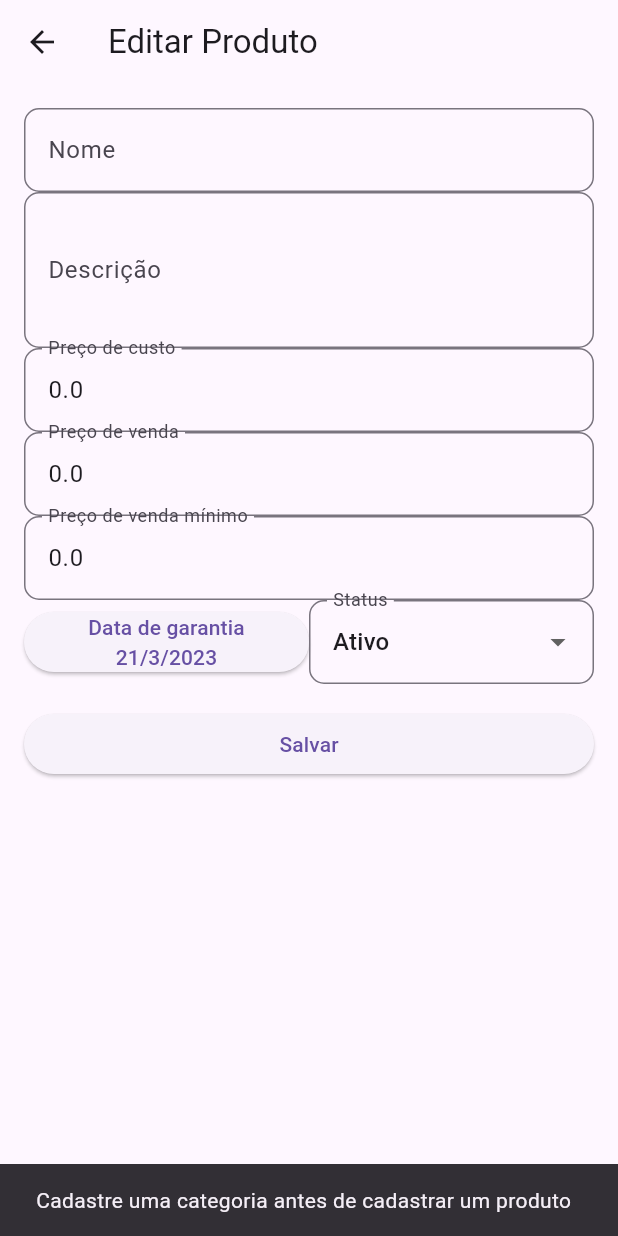
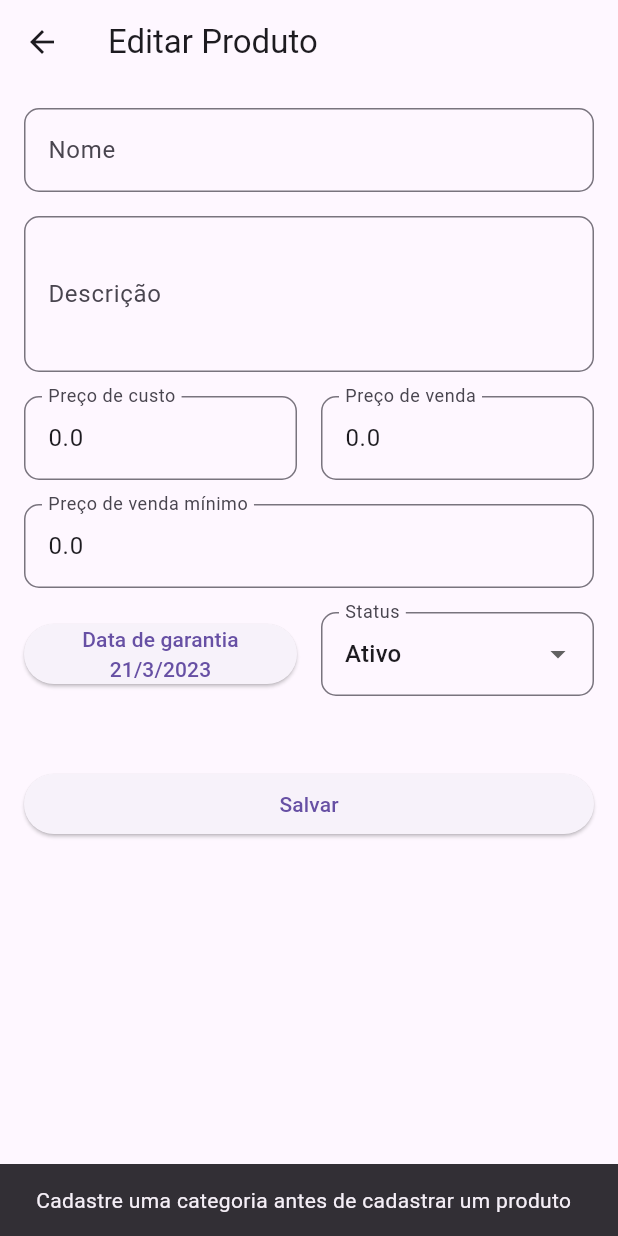
Before and after one commit to alexlsilva7/ProjetoBD-2022.1, a Flutter app: the ProdutoForm screen opened directly with empty values, on a phone screen of 412 x 824 dp. Run offline on Flutter 3.47's test engine with Material 2 defaults, Android fonts, the phone set to English and light mode, and no system bars; our stand-ins replace adaptive_theme; missing offline and left inert: faker_dart, mysql1, select_dialog.

Commit message:
espaçamentos nos formulários

```diff
--- a/lib/app/features/armazem/view/armazem_form.dart
+++ b/lib/app/features/armazem/view/armazem_form.dart
@@ -57,6 +57,7 @@ class _ArmazemFormState extends State<ArmazemForm> {
                   _armazem = _armazem.copyWith(nome: value);
                 },
               ),
+              const SizedBox(height: 16.0),
               TextFormField(
                 decoration: const InputDecoration(
                   labelText: 'Endereço',
@@ -72,6 +73,7 @@ class _ArmazemFormState extends State<ArmazemForm> {
                   _armazem = _armazem.copyWith(endereco: value);
                 },
               ),
+              const SizedBox(height: 16.0),
               ElevatedButton(
                 onPressed: _isLoading
                     ? null
--- a/lib/app/features/categoria/view/categoria_form.dart
+++ b/lib/app/features/categoria/view/categoria_form.dart
@@ -56,6 +56,7 @@ class _CategoriaFormState extends State<CategoriaForm> {
                   _categoria = _categoria.copyWith(nome: value);
                 },
               ),
+              const SizedBox(height: 16.0),
               TextFormField(
                 decoration: const InputDecoration(
                   labelText: 'Descrição',
@@ -71,6 +72,7 @@ class _CategoriaFormState extends State<CategoriaForm> {
                   _categoria = _categoria.copyWith(descricao: value);
                 },
               ),
+              const SizedBox(height: 16.0),
               ElevatedButton(
                 onPressed: _isLoading
                     ? null
--- a/lib/app/features/produto/view/produto_form.dart
+++ b/lib/app/features/produto/view/produto_form.dart
@@ -106,6 +106,7 @@ class _ProdutoFormState extends State<ProdutoForm> {
                   _produto = _produto.copyWith(nome: value);
                 },
               ),
+              const SizedBox(height: 16.0),
               TextFormField(
                 decoration: const InputDecoration(
                   labelText: 'Descrição',
@@ -122,7 +123,11 @@ class _ProdutoFormState extends State<ProdutoForm> {
                   _produto = _produto.copyWith(descricao: value);
                 },
               ),
-              TextFormField(
+              const SizedBox(height: 16.0),
+              Row(
+                children: [
+                  Expanded(
+                    child: TextFormField(
                       decoration: const InputDecoration(
                         labelText: 'Preço de custo',
                       ),
@@ -139,7 +144,10 @@ class _ProdutoFormState extends State<ProdutoForm> {
                             _produto.copyWith(precoCusto: double.parse(value!));
                       },
                     ),
-              TextFormField(
+                  ),
+                  const SizedBox(width: 16.0),
+                  Expanded(
+                    child: TextFormField(
                       decoration: const InputDecoration(
                         labelText: 'Preço de venda',
                       ),
@@ -156,6 +164,10 @@ class _ProdutoFormState extends State<ProdutoForm> {
                             _produto.copyWith(precoVenda: double.parse(value!));
                       },
                     ),
+                  ),
+                ],
+              ),
+              const SizedBox(height: 16.0),
               TextFormField(
                 decoration: const InputDecoration(
                   labelText: 'Preço de venda mínimo',
@@ -179,6 +191,7 @@ class _ProdutoFormState extends State<ProdutoForm> {
                       _produto.copyWith(precoVendaMin: double.parse(value!));
                 },
               ),
+              const SizedBox(height: 16.0),
               Row(
                 children: [
                   Expanded(
@@ -202,6 +215,7 @@ class _ProdutoFormState extends State<ProdutoForm> {
                       ),
                     ),
                   ),
+                  const SizedBox(width: 16.0),
                   Expanded(
                     child: StatusProdutoDropdownButton(
                       status: _produto.status,
@@ -212,6 +226,7 @@ class _ProdutoFormState extends State<ProdutoForm> {
                   ),
                 ],
               ),
+              const SizedBox(height: 16.0),
               if (_fornecedores.isNotEmpty)
                 DropdownButtonFormField<Fornecedor>(
                   decoration: const InputDecoration(
@@ -233,6 +248,7 @@ class _ProdutoFormState extends State<ProdutoForm> {
                     _produto = _produto.copyWith(fornecedorId: fornecedor!.id);
                   },
                 ),
+              const SizedBox(height: 16.0),
               if (_categorias.isNotEmpty && !_isEditing)
                 DropdownButtonFormField<Categoria>(
                   decoration: const InputDecoration(
```
Also changed, not shown: lib/app/features/cliente/view/cliente_form.dart (+16 -3 lines), lib/app/features/fornecedor/view/fornecedor_form.dart (+7 -0 lines). Lines whose indentation alone changed are shown as unchanged.
